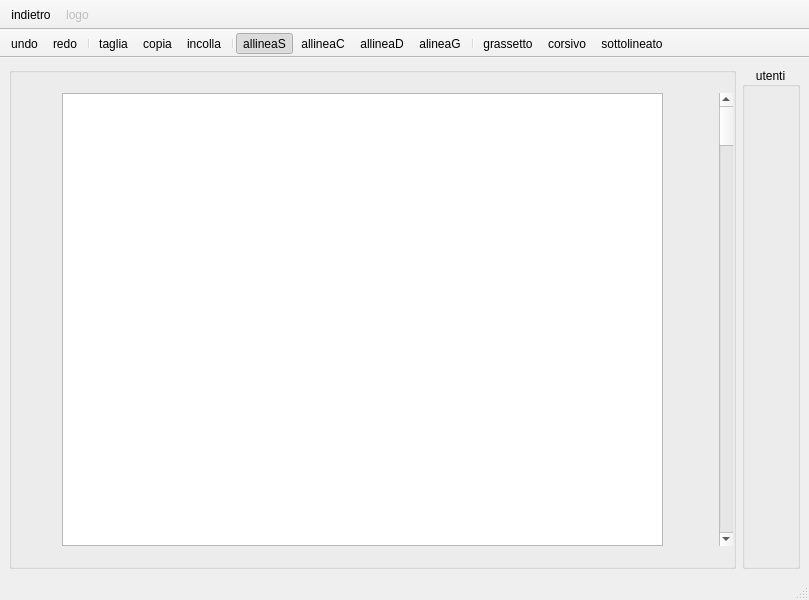
First picture: the form in Client/editor.ui, repository MarcoFlo/Google-Drive, before the edit.
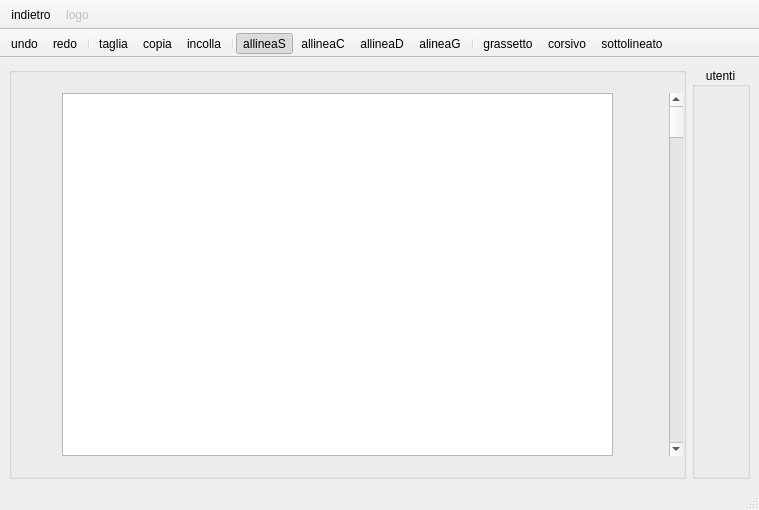
Second picture: the form after the edit. Icons and pictures are not drawn.

Commit message: updated client editor's icons

Patch:
```diff
--- a/Client/editor.ui
+++ b/Client/editor.ui
@@ -6,8 +6,8 @@
    <rect>
     <x>0</x>
     <y>0</y>
-    <width>809</width>
-    <height>600</height>
+    <width>759</width>
+    <height>510</height>
    </rect>
   </property>
   <property name="windowTitle">
```
Left out of the diff: 48 changed lines with no effect on the pictures.
